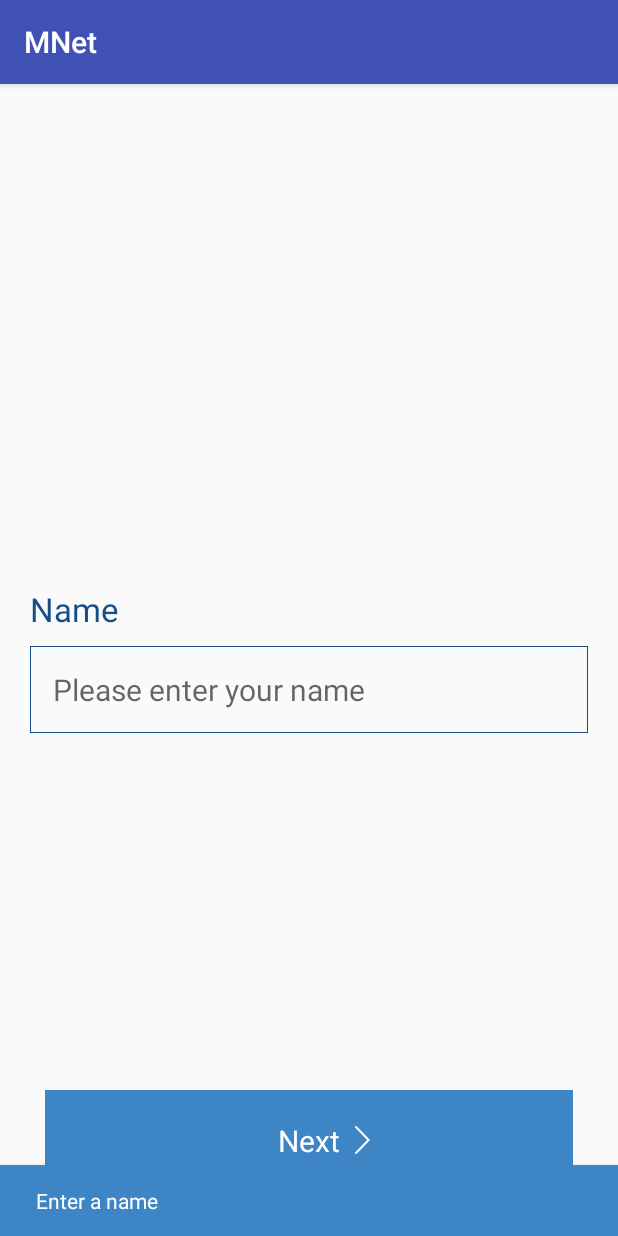
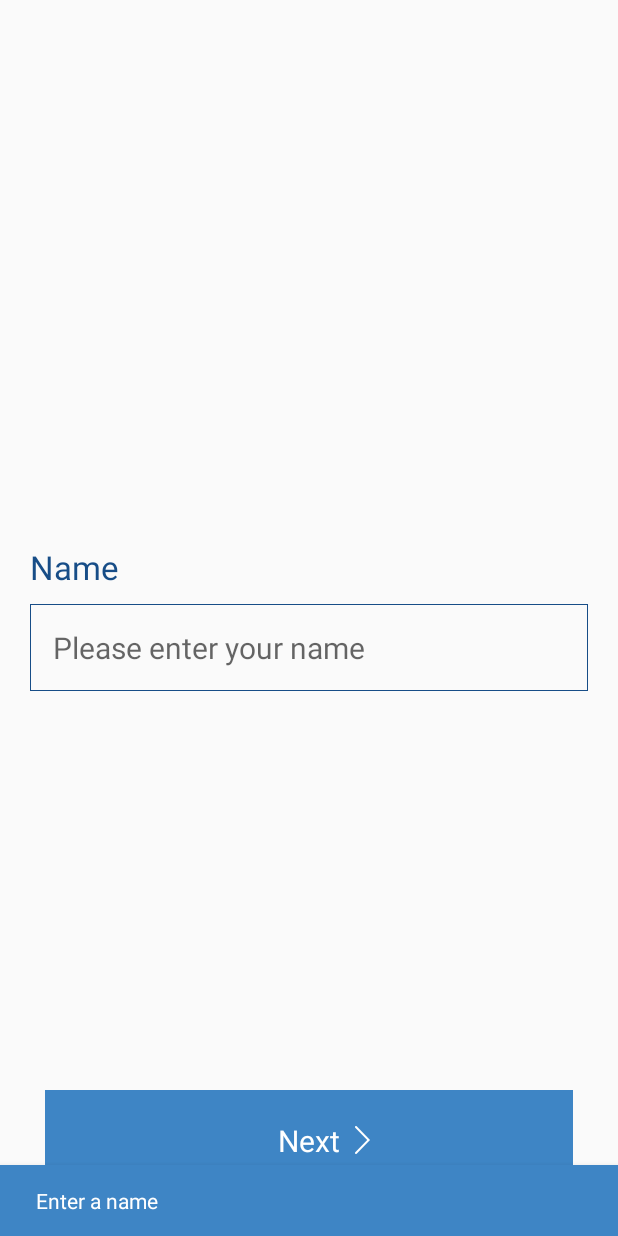
Before and after one commit to arunn1993/MNet, an Android app: the screen it shows after launch (MainActivity), after a tap on "Next", on a phone screen of 412 x 824 dp. Run offline under Robolectric (Android 15) with nearby library versions, the light colour scheme and no system bars.

Commit message:
action bar

```diff
--- a/app/src/main/AndroidManifest.xml
+++ b/app/src/main/AndroidManifest.xml
@@ -9,7 +9,9 @@
         android:roundIcon="@mipmap/ic_launcher_round"
         android:supportsRtl="true"
         android:theme="@style/AppTheme">
-        <activity android:name=".MainActivity">
+        <activity android:name=".MainActivity"
+        android:screenOrientation="portrait"
+        android:theme="@style/AppTheme.NoActionBar">
             <intent-filter>
                 <action android:name="android.intent.action.MAIN" />
 
--- a/app/src/main/java/com/simp/mnet/MainActivity.java
+++ b/app/src/main/java/com/simp/mnet/MainActivity.java
@@ -2,12 +2,15 @@ package com.simp.mnet;
 
 import android.support.design.widget.CoordinatorLayout;
 import android.support.design.widget.Snackbar;
+import android.support.v4.app.FragmentActivity;
 import android.support.v7.app.AppCompatActivity;
 import android.os.Bundle;
 import android.text.TextUtils;
 import android.util.Patterns;
 import android.view.Gravity;
 import android.view.View;
+import android.view.Window;
+import android.view.WindowManager;
 import android.view.animation.Animation;
 import android.view.animation.AnimationUtils;
 import android.widget.AdapterView;
@@ -19,7 +22,7 @@ import android.widget.RelativeLayout;
 import android.widget.Spinner;
 import android.widget.TextView;
 
-public class MainActivity extends AppCompatActivity {
+public class MainActivity extends FragmentActivity {
 
     private enum MODES {
         NAME,
@@ -52,6 +55,7 @@ public class MainActivity extends AppCompatActivity {
     @Override
     protected void onCreate(Bundle savedInstanceState) {
         super.onCreate(savedInstanceState);
+
         setContentView(R.layout.activity_main);
 
         currentMode = MODES.NAME;
@@ -100,15 +104,12 @@ public class MainActivity extends AppCompatActivity {
         public void onClick(View view) {
             Animation slideLeft = AnimationUtils.loadAnimation(MainActivity.this, R.anim.slide_left);
             Animation slideLeftCurrent = AnimationUtils.loadAnimation(MainActivity.this, R.anim.slide_left_current);
-            Animation zoomIn = AnimationUtils.loadAnimation(MainActivity.this, R.anim.zoom_in);
-            Animation zoomOut = AnimationUtils.loadAnimation(MainActivity.this, R.anim.zoom_out);
             switch (currentMode) {
                 case NAME:
                     if(TextUtils.isEmpty(nameEditText.getText())) {
                         showAlert(relativeLayout, "Enter a name");
                     } else {
                         prevLayout.setVisibility(View.VISIBLE);
-                        prevLayout.startAnimation(zoomIn);
                         nameLayout.setVisibility(View.GONE);
                         nameLayout.startAnimation(slideLeftCurrent);
                         emailLayout.setVisibility(View.VISIBLE);
@@ -143,7 +144,6 @@ public class MainActivity extends AppCompatActivity {
                         showAlert(relativeLayout, "Select a type");
                     } else {
                         prevLayout.setVisibility(View.GONE);
-                        prevLayout.startAnimation(zoomOut);
                         typeLayout.setVisibility(View.GONE);
                         typeLayout.startAnimation(slideLeftCurrent);
                         successLayout.setVisibility(View.VISIBLE);
@@ -173,11 +173,9 @@ public class MainActivity extends AppCompatActivity {
         public void onClick(View view) {
             Animation slideRight = AnimationUtils.loadAnimation(MainActivity.this, R.anim.slide_right);
             Animation slideRightCurrent = AnimationUtils.loadAnimation(MainActivity.this, R.anim.slide_right_current);
-            Animation zoomOut = AnimationUtils.loadAnimation(MainActivity.this, R.anim.zoom_out);
             switch (currentMode) {
                 case EMAIL:
                     prevLayout.setVisibility(View.GONE);
-                    prevLayout.startAnimation(zoomOut);
                     emailLayout.setVisibility(View.GONE);
                     emailLayout.startAnimation(slideRightCurrent);
                     nameLayout.setVisibility(View.VISIBLE);
--- a/app/src/main/res/layout/activity_main.xml
+++ b/app/src/main/res/layout/activity_main.xml
@@ -108,7 +108,9 @@
         <Spinner
             android:id="@+id/typeSpinner"
             android:layout_below="@+id/typeLabel"
-
+            android:layout_marginTop="10dp"
+            android:padding="15dp"
+            android:background="@drawable/edit_text_bg"
             android:layout_width="match_parent"
             android:layout_height="wrap_content" />
     </RelativeLayout>
--- a/app/src/main/res/values/styles.xml
+++ b/app/src/main/res/values/styles.xml
@@ -8,4 +8,10 @@
         <item name="colorAccent">@color/colorAccent</item>
     </style>
 
+    <style name="AppTheme.NoActionBar">
+        <item name="windowActionBar">false</item>
+        <item name="windowNoTitle">true</item>
+        <item name="android:windowDisablePreview">true</item>
+    </style>
+
 </resources>
```
